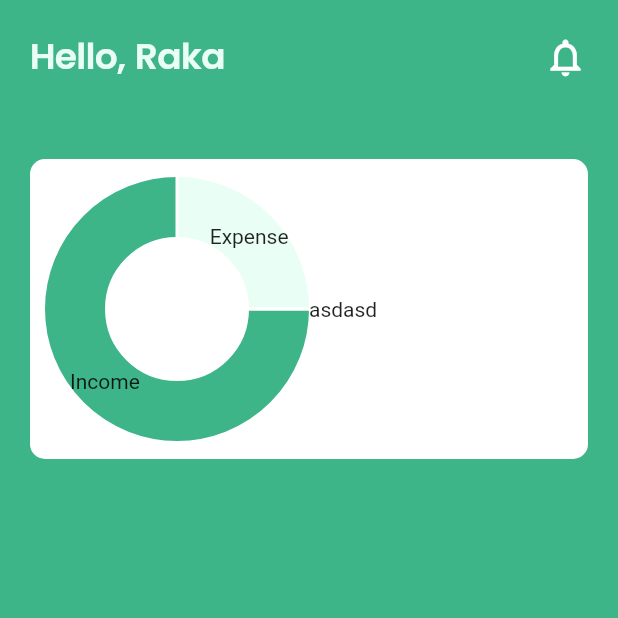
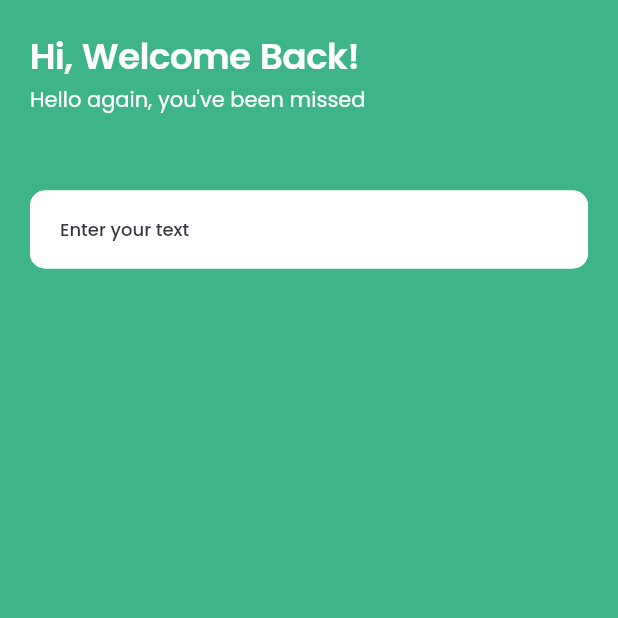
Before and after one commit to raselldev/thrive_mint, a Flutter app: the screen it shows after launch, after a tap on "Get Started", on a phone screen of 412 x 824 dp, the top half of it. Run offline on Flutter 3.47's test engine with Material 3 defaults, Android fonts, the phone set to English and light mode, and no system bars; drawn by our look-alikes of fl_chart; our stand-ins replace gap, get, google_fonts.

Commit message:
[add] - component

```diff
--- a/lib/core/routes/routes.dart
+++ b/lib/core/routes/routes.dart
@@ -1,6 +1,7 @@
 import 'package:get/get.dart';
 import 'package:thrive_mint/features/home/screens/home_screen.dart';
 import 'package:thrive_mint/features/landing/screens/landing_screen.dart';
+import 'package:thrive_mint/features/login/screens/login_screen.dart';
 
 class Nav {
   static List<GetPage> routes = [
@@ -9,6 +10,14 @@ class Nav {
       page: () => const LandingScreen(),
       transition: Transition.cupertino,
     ),
+
+    // LOGIN
+    GetPage(
+      name: LoginScreen.routeName,
+      page: () => const LoginScreen(),
+      transition: Transition.cupertino,
+    ),
+
     // HOME
     GetPage(
       name: HomeScreen.routeName,
--- a/lib/features/home/screens/home_screen.dart
+++ b/lib/features/home/screens/home_screen.dart
@@ -49,7 +49,7 @@ class HomeScreen extends StatelessWidget {
                         ),
                       ),
                     ),
-                    Flexible(child: Text("asdasd")),
+                    const Flexible(child: Text("asdasd")),
                   ],
                 ),
               ),
--- a/lib/features/landing/controller/landing_controller.dart
+++ b/lib/features/landing/controller/landing_controller.dart
@@ -1,8 +1,8 @@
 import 'package:get/get.dart';
-import 'package:thrive_mint/features/home/screens/home_screen.dart';
+import 'package:thrive_mint/features/login/screens/login_screen.dart';
 
 class LandingController extends GetxController {
   void getStarted() {
-    Get.offAllNamed(HomeScreen.routeName);
+    Get.offAllNamed(LoginScreen.routeName);
   }
 }
--- /dev/null
+++ b/lib/features/login/screens/login_screen.dart
@@ -0,0 +1,57 @@
+import 'package:flutter/material.dart';
+import 'package:gap/gap.dart';
+import 'package:thrive_mint/res/color/custom_color.dart';
+import 'package:thrive_mint/res/components/text_field/custom_text_field.dart';
+import 'package:thrive_mint/res/typography/custom_typography.dart';
+
+class LoginScreen extends StatelessWidget {
+  static const routeName = '/login';
+  const LoginScreen({super.key});
+
+  @override
+  Widget build(BuildContext context) {
+    final TextEditingController controller = TextEditingController();
+    final FocusNode focusNode = FocusNode();
+    return Scaffold(
+      backgroundColor: CustomColor.primaryColor,
+      body: SafeArea(
+        child: Padding(
+          padding: const EdgeInsets.all(20),
+          child: Column(
+            mainAxisAlignment: MainAxisAlignment.start,
+            crossAxisAlignment: CrossAxisAlignment.start,
+            children: [
+              Text(
+                "Hi, Welcome Back!",
+                style: CustomTypography.titleSmall.copyWith(
+                  color: CustomColor.whiteColor,
+                ),
+              ),
+              Text(
+                "Hello again, you've been missed",
+                style: CustomTypography.labelMedium.copyWith(
+                  color: CustomColor.whiteColor,
+                ),
+              ),
+              const Gap(50),
+              CustomTextField(
+                hint: 'Enter your text',
+                isObscureText: false,
+                isDense: true,
+                controller: controller,
+                focusNode: focusNode,
+                validator: (value) {
+                  if (value == null || value.isEmpty) {
+                    return 'Please enter some text';
+                  }
+                  return null;
+                },
+                onChanged: (value) {},
+              ),
+            ],
+          ),
+        ),
+      ),
+    );
+  }
+}
--- /dev/null
+++ b/lib/res/components/text_field/custom_text_field.dart
@@ -0,0 +1,77 @@
+import 'package:flutter/material.dart';
+import 'package:thrive_mint/res/color/custom_color.dart';
+import 'package:thrive_mint/res/typography/custom_typography.dart';
+
+class CustomTextField extends StatelessWidget {
+  final String hint;
+  final Widget? suffixIcon;
+  final FocusNode? focusNode;
+  final Function(String)? onChanged;
+  final bool? isObscureText;
+  final bool? isDense;
+  final TextEditingController? controller;
+  final Function(String?) validator;
+
+  const CustomTextField({
+    super.key,
+    required this.hint,
+    this.suffixIcon,
+    this.isObscureText,
+    this.isDense,
+    this.controller,
+    this.onChanged,
+    this.focusNode,
+    required this.validator,
+  });
+  @override
+  Widget build(BuildContext context) {
+    return TextFormField(
+      focusNode: focusNode,
+      validator: (value) {
+        return validator(value);
+      },
+      onChanged: onChanged,
+      controller: controller,
+      decoration: InputDecoration(
+        hintText: hint,
+        hintStyle: CustomTypography.bodyTiny,
+        isDense: isDense ?? true,
+        filled: true,
+        fillColor: CustomColor.whiteColor,
+        contentPadding:
+            const EdgeInsets.symmetric(horizontal: 20, vertical: 17),
+        enabledBorder: OutlineInputBorder(
+          borderSide: const BorderSide(
+            color: CustomColor.whiteColor,
+            width: 1.3,
+          ),
+          borderRadius: BorderRadius.circular(10),
+        ),
+        focusedBorder: OutlineInputBorder(
+          borderSide: const BorderSide(
+            color: CustomColor.whiteColor,
+            width: 1.3,
+          ),
+          borderRadius: BorderRadius.circular(10),
+        ),
+        errorBorder: OutlineInputBorder(
+          borderSide: const BorderSide(
+            color: CustomColor.primaryColor,
+            width: 1.3,
+          ),
+          borderRadius: BorderRadius.circular(10),
+        ),
+        focusedErrorBorder: OutlineInputBorder(
+          borderSide: const BorderSide(
+            color: CustomColor.primaryColor,
+            width: 1.3,
+          ),
+          borderRadius: BorderRadius.circular(16.0),
+        ),
+        suffixIcon: suffixIcon,
+      ),
+      obscureText: isObscureText ?? false,
+      style: CustomTypography.bodyTiny,
+    );
+  }
+}
```
Also changed, not shown: assets/login.png (added), assets/logo.png (added), assets/sign_up.png (added), assets/splash_screen.png (added), 1 other file.
